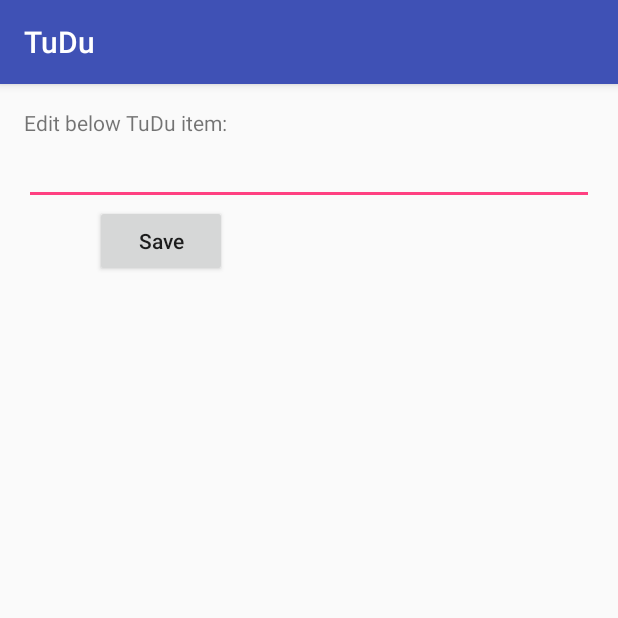
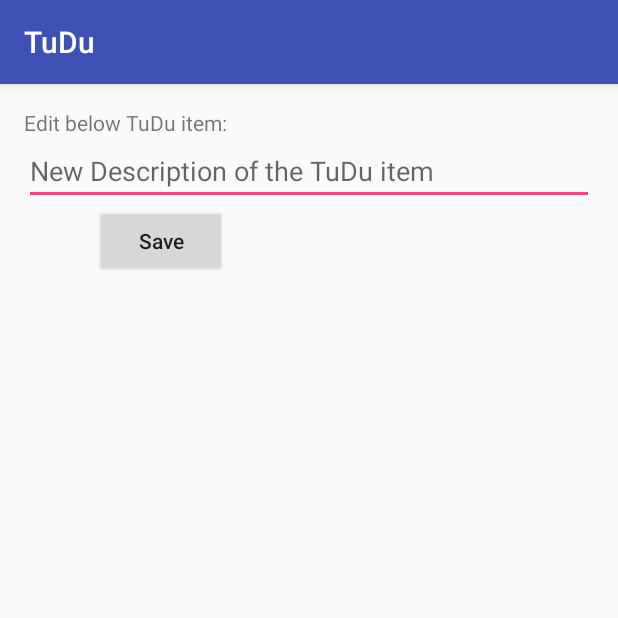
Before and after one commit to ravimandala/prework-tudu, an Android app: the EditActivity screen opened directly, with no data from a screen before it, on a phone screen of 412 x 824 dp, the top half of it. Run offline under Robolectric (Android 15) with nearby library versions, the phone set to English and light mode, and no system bars; 1 statement that could not run was skipped.

```diff
--- a/app/src/main/java/com/ravimandala/labs/tudu/EditActivity.java
+++ b/app/src/main/java/com/ravimandala/labs/tudu/EditActivity.java
@@ -24,7 +24,6 @@ public class EditActivity extends AppCompatActivity {
         EditText etEditedTuDu = (EditText) findViewById(R.id.editText);
         etEditedTuDu.setText(tuDuText);
         etEditedTuDu.setSelection(tuDuText.length());
-        Log.d("Ravi", "Position obtained: " + position);
     }
 
     public void onSaveClicked(View v) {
@@ -35,9 +34,6 @@ public class EditActivity extends AppCompatActivity {
         i.putExtra("editedText", tuDuText);
         i.putExtra("position", position);
         setResult(RESULT_OK, i);
-        Toast.makeText(this, "Position: " + position + "; Edited TuDu: " + tuDuText, Toast.LENGTH_SHORT);
-        Log.d("Ravi", "Position obtained: " + position);
-        Log.d("Ravi", "Edited TuDu: " + tuDuText);
         this.finish();
     }
 }
--- a/app/src/main/res/layout/activity_edit.xml
+++ b/app/src/main/res/layout/activity_edit.xml
@@ -27,7 +27,9 @@
         android:layout_alignParentLeft="true"
         android:layout_alignParentStart="true"
         android:layout_alignParentRight="true"
-        android:layout_alignParentEnd="true"/>
+        android:layout_alignParentEnd="true"
+        android:hint="New Description of the TuDu item"
+        android:singleLine="true"/>
 
     <Button
         android:layout_width="wrap_content"
--- a/app/src/main/res/layout/activity_main.xml
+++ b/app/src/main/res/layout/activity_main.xml
@@ -28,7 +28,7 @@
         android:layout_alignParentStart="true"
         android:layout_toLeftOf="@+id/button"
         android:layout_toStartOf="@+id/button"
-        android:hint="Short description of TuDu action item"
+        android:hint="Description of the TuDu item"
         android:singleLine="true"/>
 
     <Button
```
Also changed, not shown: app/src/main/java/com/ravimandala/labs/tudu/MainActivity.java (+6 -4 lines), app/src/main/res/drawable/anim_basic_tudu.gif (added), 1 other file.
